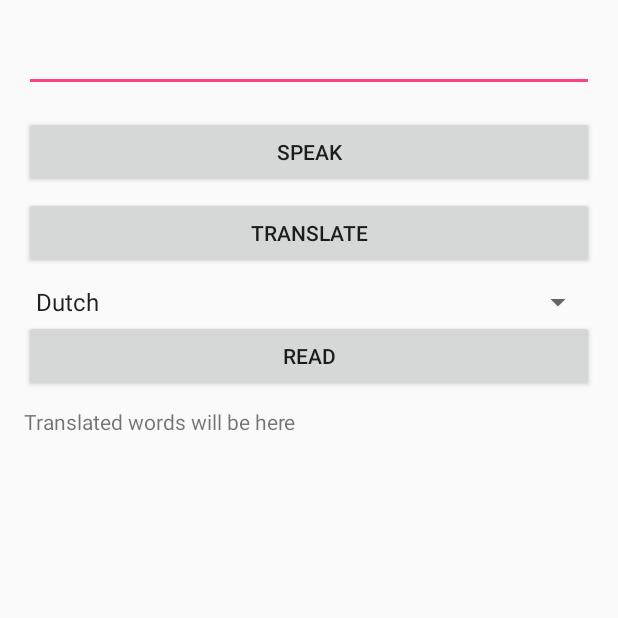
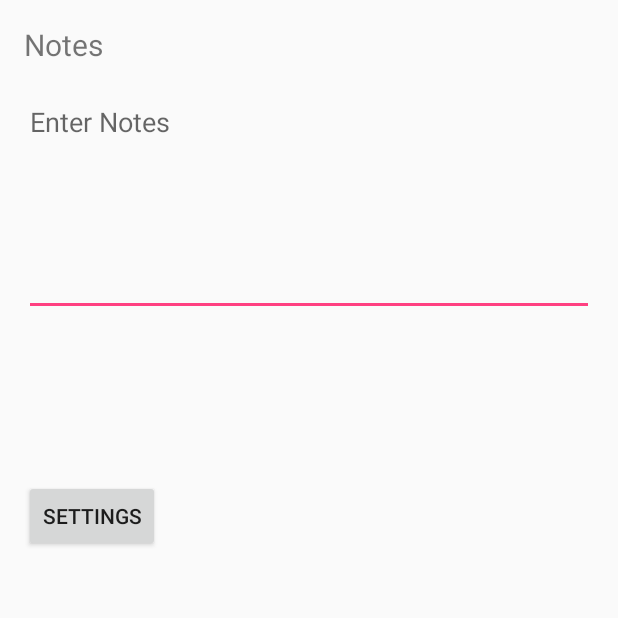
Before and after one commit to CaddyDz/Java, an Android app: the screen it shows after launch (MainActivity), on a phone screen of 412 x 824 dp, the top half of it. Run offline under Robolectric (Android 15) with nearby library versions, the phone set to English and light mode, and no system bars.

Commit message:
Notes app with shared preferences and saved state 1- Covers 3 ways to save data 2- Bundles, onSaveInstanceState, SharedPreferences 3- Preference Activity 4- Review on events, intents and components 5- onActivityResult event handler
Signed-off-by: Caddy Dz <tbitw31@gmail.com>

```diff
--- a/app/build.gradle
+++ b/app/build.gradle
@@ -4,7 +4,7 @@ android {
     compileSdkVersion 26
     buildToolsVersion "26.0.2"
     defaultConfig {
-        applicationId "com.englishdz.salim.translation"
+        applicationId "com.englishdz.salim.savingstate"
         minSdkVersion 15
         targetSdkVersion 26
         versionCode 1
@@ -20,7 +20,7 @@ android {
 }
 
 dependencies {
-    compile fileTree(include: ['*.jar'], dir: 'libs')
+    compile fileTree(dir: 'libs', include: ['*.jar'])
     androidTestCompile('com.android.support.test.espresso:espresso-core:2.2.2', {
         exclude group: 'com.android.support', module: 'support-annotations'
     })
@@ -28,5 +28,4 @@ dependencies {
     compile 'com.android.support.constraint:constraint-layout:1.0.2'
     compile 'com.android.support:design:26.+'
     testCompile 'junit:junit:4.12'
-    compile 'org.jbundle.util.osgi.wrapped:org.jbundle.util.osgi.wrapped.org.apache.http.client:4.1.2'
 }
--- a/app/src/main/res/layout/activity_main.xml
+++ b/app/src/main/res/layout/activity_main.xml
@@ -1,69 +1,45 @@
 <RelativeLayout
     xmlns:android="http://schemas.android.com/apk/res/android"
+    xmlns:app="http://schemas.android.com/apk/res-auto"
     xmlns:tools="http://schemas.android.com/tools"
     android:layout_width="match_parent"
     android:layout_height="match_parent"
     android:paddingLeft="@dimen/fab_margin"
+    android:paddingBottom="@dimen/fab_margin"
+    android:paddingTop="@dimen/fab_margin"
     android:paddingRight="@dimen/fab_margin"
-    android:paddingTop="@dimen/fab_margin"
-    android:paddingBottom="@dimen/fab_margin"
-    tools:context="com.englishdz.salim.translation.MainActivity">
+    tools:context="com.englishdz.salim.savingstate.MainActivity">
+
+    <TextView
+        android:text="@string/notesTextView"
+        android:layout_width="wrap_content"
+        android:layout_height="wrap_content"
+        android:textSize="20sp"
+        android:id="@+id/notesTextView"/>
 
     <EditText
         android:layout_width="match_parent"
         android:layout_height="wrap_content"
-        android:id="@+id/words_edit_text"/>
+        android:inputType="textMultiLine"
+        android:ems="10"
+        android:id="@+id/notesEditText"
+        android:layout_below="@+id/notesTextView"
+        android:layout_alignParentLeft="true"
+        android:layout_alignParentStart="true"
+        android:layout_marginTop="15dp"
+        android:lines="6"
+        android:maxLines="6"
+        android:hint="@string/notesEditText"
+        android:gravity="top"/>
 
     <Button
-        android:layout_width="match_parent"
+        android:layout_width="wrap_content"
         android:layout_height="wrap_content"
-        android:text="Speak"
-        android:id="@+id/button"
-        android:layout_below="@+id/words_edit_text"
-        android:layout_alignParentLeft="true"
-        android:layout_marginTop="16dp"
-        android:onClick="ExpectSpeechInput"/>
-
-    <Button
-        android:id="@+id/translate_button"
-        android:layout_width="match_parent"
-        android:layout_height="wrap_content"
-        android:layout_marginTop="70dp"
-        android:text="Translate"
-        android:onClick="onTranslateText"
-        android:layout_below="@+id/words_edit_text"
+        android:layout_marginTop="109dp"
+        android:text="Settings"
+        android:id="@+id/btnSettings"
+        android:layout_below="@+id/notesEditText"
         android:layout_alignParentLeft="true"
         android:layout_alignParentStart="true"/>
 
-    <Spinner
-        android:layout_width="match_parent"
-        android:layout_height="wrap_content"
-        android:id="@+id/lang_spinner"
-        android:layout_below="@+id/translate_button"
-        android:layout_alignParentLeft="true"
-        android:layout_alignParentStart="true"
-        android:entries="@array/language_array"
-        android:layout_marginTop="10dp">
-    </Spinner>
-
-    <Button
-        android:layout_width="match_parent"
-        android:layout_height="wrap_content"
-        android:text="Read"
-        android:id="@+id/button2"
-        android:layout_below="@+id/lang_spinner"
-        android:layout_alignParentLeft="true"
-        android:layout_alignParentStart="true"
-        android:onClick="readTheText"/>
-
-    <TextView
-        android:id="@+id/translation_text_view"
-        android:text="Translated words will be here"
-        android:layout_width="match_parent"
-        android:layout_height="wrap_content"
-        android:layout_alignParentStart="true"
-        android:layout_alignParentLeft="true"
-        android:layout_below="@+id/button2"
-        android:layout_marginTop="10dp"/>
-
 </RelativeLayout>
--- a/app/src/main/res/menu/menu_main.xml
+++ b/app/src/main/res/menu/menu_main.xml
@@ -1,7 +1,7 @@
 <menu xmlns:android="http://schemas.android.com/apk/res/android"
       xmlns:app="http://schemas.android.com/apk/res-auto"
       xmlns:tools="http://schemas.android.com/tools"
-      tools:context="com.englishdz.salim.translation.MainActivity">
+      tools:context="com.englishdz.salim.savingstate.MainActivity">
     <item
         android:id="@+id/action_settings"
         android:orderInCategory="100"
--- a/app/src/main/res/values/strings.xml
+++ b/app/src/main/res/values/strings.xml
@@ -1,22 +1,6 @@
-<?xml version="1.0" encoding="utf-8"?>
 <resources>
-
-    <string name="app_name">Translation</string>
-    <string name="hello_world">Hello world!</string>
+    <string name="app_name">SavingState</string>
     <string name="action_settings">Settings</string>
-    <string name="translate_text_view">Enter the words to translate above</string>
-    <string name="translate_button">Translate</string>
-    <string name="speech_input_phrase">Say the Phrase</string>
-    <string name="stt_not_supported_message">Your Device Doesn\'t Support Speech to Text</string>
-
-    <string-array name="language_array">
-        <item>Dutch</item>
-        <item>French</item>
-        <item>German</item>
-        <item>Italian</item>
-        <item>Portuguese</item>
-        <item>Russian</item>
-        <item>Spanish</item>
-    </string-array>
-
+    <string name="notesTextView">Notes</string>
+    <string name="notesEditText">Enter Notes</string>
 </resources>
```
Also changed, not shown: app/src/main/AndroidManifest.xml (+5 -3 lines), app/src/main/java/com/englishdz/salim/savingstate/MainActivity.java (added, +162 -0 lines), app/src/main/java/com/englishdz/salim/savingstate/SettingsActivity.java (added, +17 -0 lines), app/src/main/java/com/englishdz/salim/translation/MainActivity.java (deleted, +0 -325 lines), app/src/main/res/layout/content_main.xml (added, +21 -0 lines), app/src/main/res/values/arrays.xml (added, +20 -0 lines), app/src/main/res/xml/preferences.xml (added, +18 -0 lines), gradle/wrapper/gradle-wrapper.properties, 4 other files.
